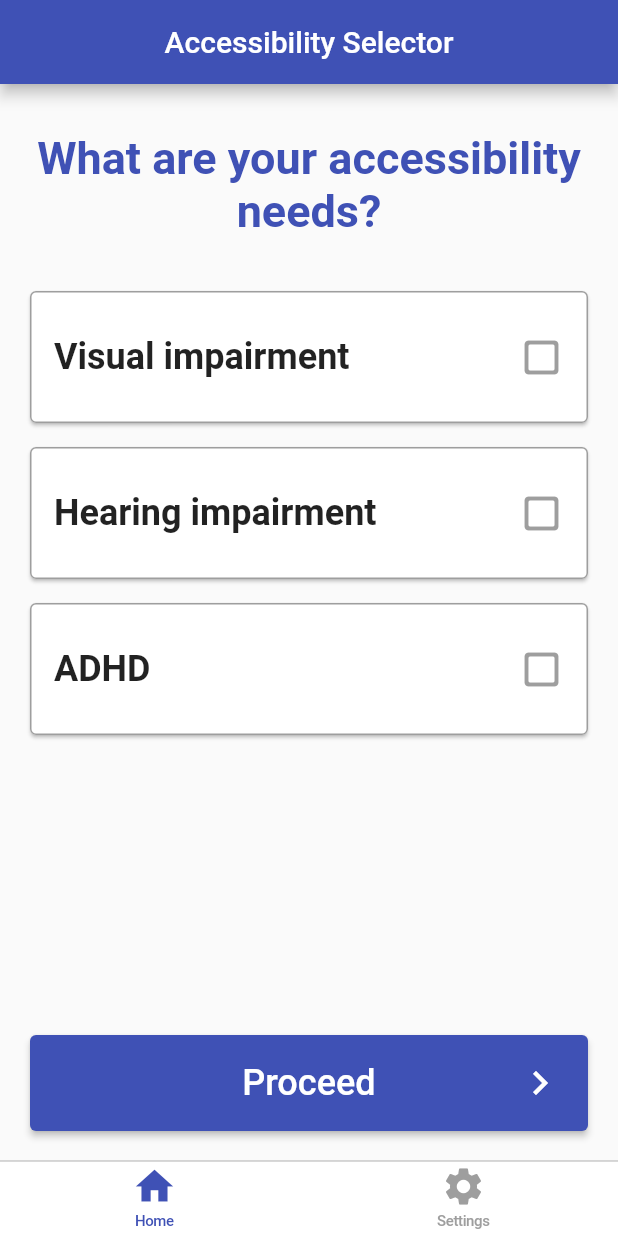
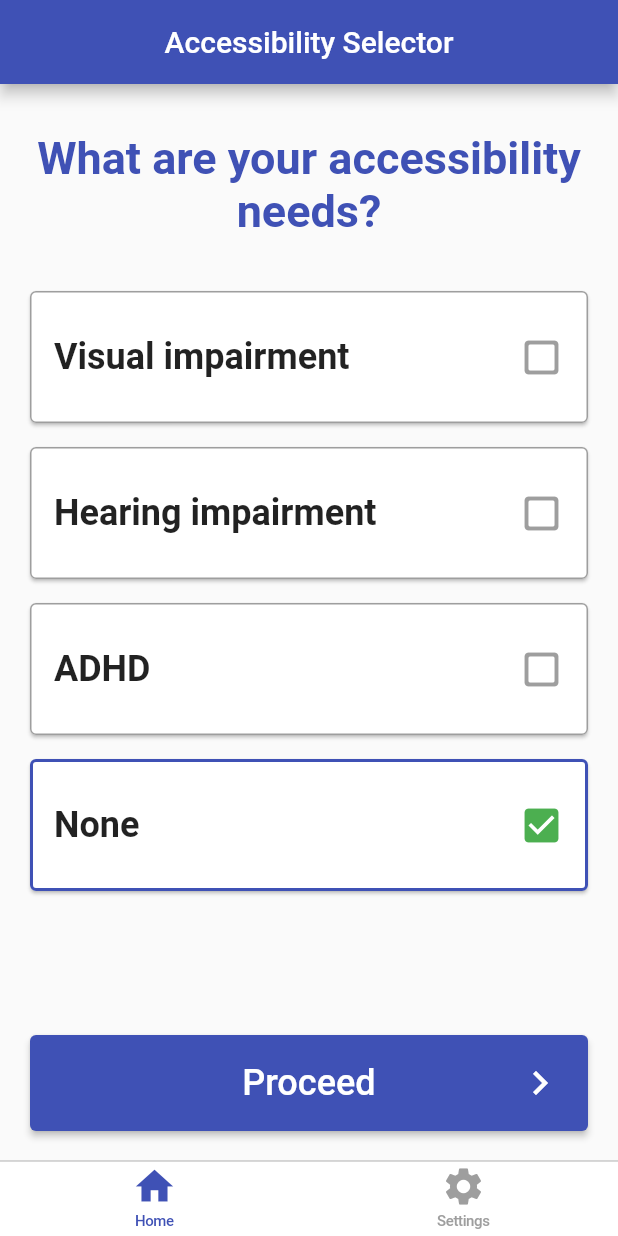
Before and after one commit to BangMach/kintusgi, a Flutter app: the screen it shows once a user with an empty profile is signed in, on a phone screen of 412 x 824 dp. Run offline on Flutter 3.47's test engine with Material 2 defaults, Android fonts, the phone set to English and light mode, and no system bars; our stand-ins replace cloud_firestore, firebase_auth, firebase_core, flip_card, permission_handler, shared_preferences; missing offline and left inert: flutter_audio_recorder2, speech_recognition; accounts and stored records are empty; generated files the repository leaves out were written again.

Commit message:
Updated highlighting list and added new None button

```diff
--- a/lib/core/constants.dart
+++ b/lib/core/constants.dart
@@ -1 +1 @@
-const APP_VERSION = '1.1.0';
+const APP_VERSION = '1.1.1';
--- a/lib/l10n/app_en.arb
+++ b/lib/l10n/app_en.arb
@@ -58,5 +58,6 @@
     "contentMustNotBeEmpty": "Content must not be empty",
     "deleteNote": "Delete Note",
     "deleteNoteConfirm": "Are you sure you want to delete this note?",
-    "detailedNote": "Detailed Note"
+    "detailedNote": "Detailed Note",
+    "none": "None"
 }
--- a/lib/screens/accessibility_selector_screen.dart
+++ b/lib/screens/accessibility_selector_screen.dart
@@ -85,12 +85,23 @@ class _ButtonTypesGroupState extends State<ButtonTypesGroup> {
     });
   }
 
+  void deselectAll(BuildContext context) {
+    final resourceManager = Provider.of<ResourceManager>(
+      context,
+      listen: false,
+    );
+
+    setState(() {
+      resourceManager.updateAccessibilityModes([]);
+    });
+  }
+
   @override
   Widget build(BuildContext context) {
     final accessibilityModes =
         Provider.of<ResourceManager>(context).accessibilityModes;
 
-    return Padding(
+    return SingleChildScrollView(
       padding: const EdgeInsets.symmetric(
         horizontal: 16.0,
         vertical: 32.0,
@@ -243,6 +254,48 @@ class _ButtonTypesGroupState extends State<ButtonTypesGroup> {
               ),
             ),
           ),
+          SizedBox(height: 8.0),
+          GestureDetector(
+            onTap: () => deselectAll(context),
+            child: Card(
+              shape: RoundedRectangleBorder(
+                borderRadius: BorderRadius.circular(4.0),
+                side: accessibilityModes.isEmpty
+                    ? BorderSide(
+                        color: Colors.indigo,
+                        width: 2.0,
+                      )
+                    : BorderSide(
+                        color: Colors.grey,
+                        width: 1.0,
+                      ),
+              ),
+              child: Padding(
+                padding: const EdgeInsets.symmetric(vertical: 16.0),
+                child: ListTile(
+                  title: Text(
+                    AppLocalizations.of(context).none,
+                    style: TextStyle(
+                      fontSize: 24.0,
+                      fontWeight: FontWeight.bold,
+                    ),
+                  ),
+                  trailing: accessibilityModes.isEmpty
+                      ? Icon(
+                          Icons.check_box,
+                          color: Colors.green,
+                          size: 30.0,
+                        )
+                      : Icon(
+                          Icons.check_box_outline_blank_rounded,
+                          color: Colors.grey,
+                          size: 30.0,
+                        ),
+                ),
+              ),
+            ),
+          ),
+          SizedBox(height: 48.0),
           // SizedBox(
           //   width: 300.0,
           //   height: 50,
--- a/lib/screens/voice_recognizer_screen.dart
+++ b/lib/screens/voice_recognizer_screen.dart
@@ -49,6 +49,7 @@ class VoiceRecognizer extends StatelessWidget {
                         color: Colors.white,
                         fontSize: 24.0,
                       ),
+                      textAlign: TextAlign.center,
                     ),
                   ),
                   style: ButtonStyle(
@@ -76,6 +77,7 @@ class VoiceRecognizer extends StatelessWidget {
                         color: Colors.white,
                         fontSize: 24.0,
                       ),
+                      textAlign: TextAlign.center,
                     ),
                   ),
                   style: ButtonStyle(
@@ -102,6 +104,7 @@ class VoiceRecognizer extends StatelessWidget {
                         color: Colors.white,
                         fontSize: 24.0,
                       ),
+                      textAlign: TextAlign.center,
                     ),
                   ),
                   style: ButtonStyle(
--- a/pubspec.yaml
+++ b/pubspec.yaml
@@ -1,6 +1,6 @@
 name: kintsugi
 description: An application for demonstrating better accessibility features.
-version: 1.1.0+6
+version: 1.1.1+7
 publish_to: "none"
 
 environment:
```
Also changed, not shown: lib/data/highlighting_list.dart (+79 -1 lines), lib/l10n/app_vi.arb (+4 -3 lines), lib/screens/detailed_note_screen.dart (+4 -6 lines).
